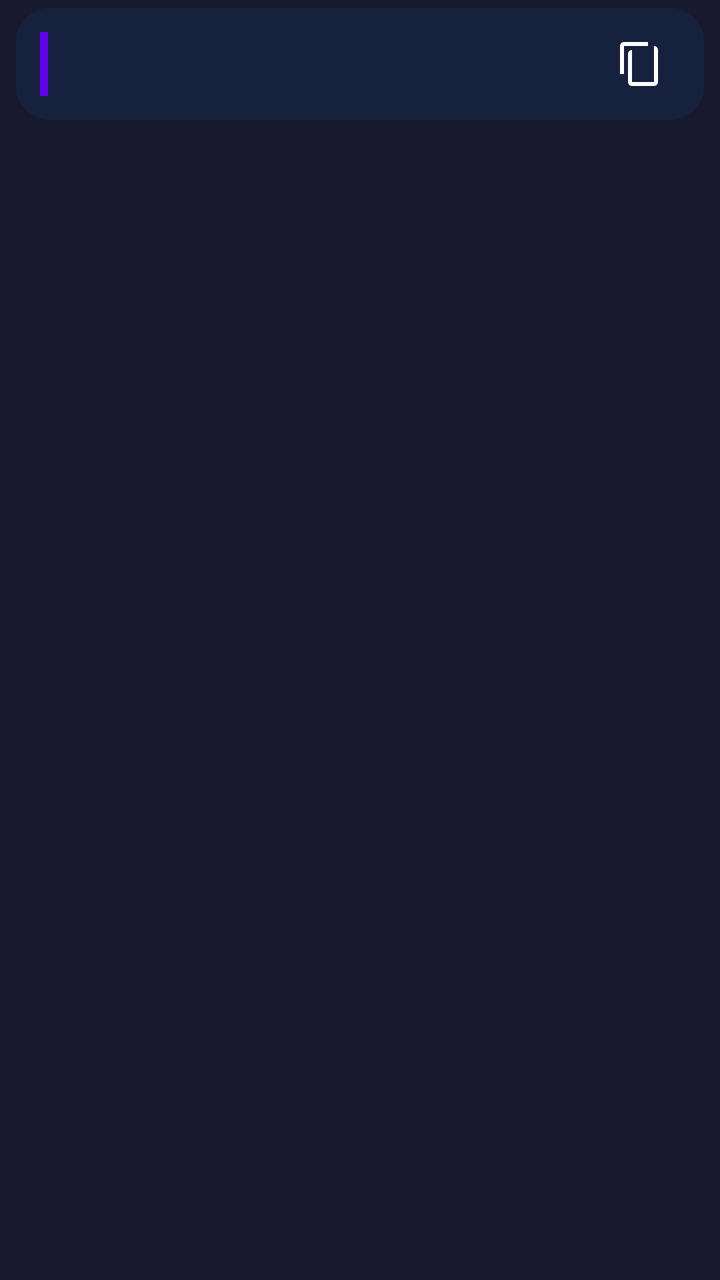
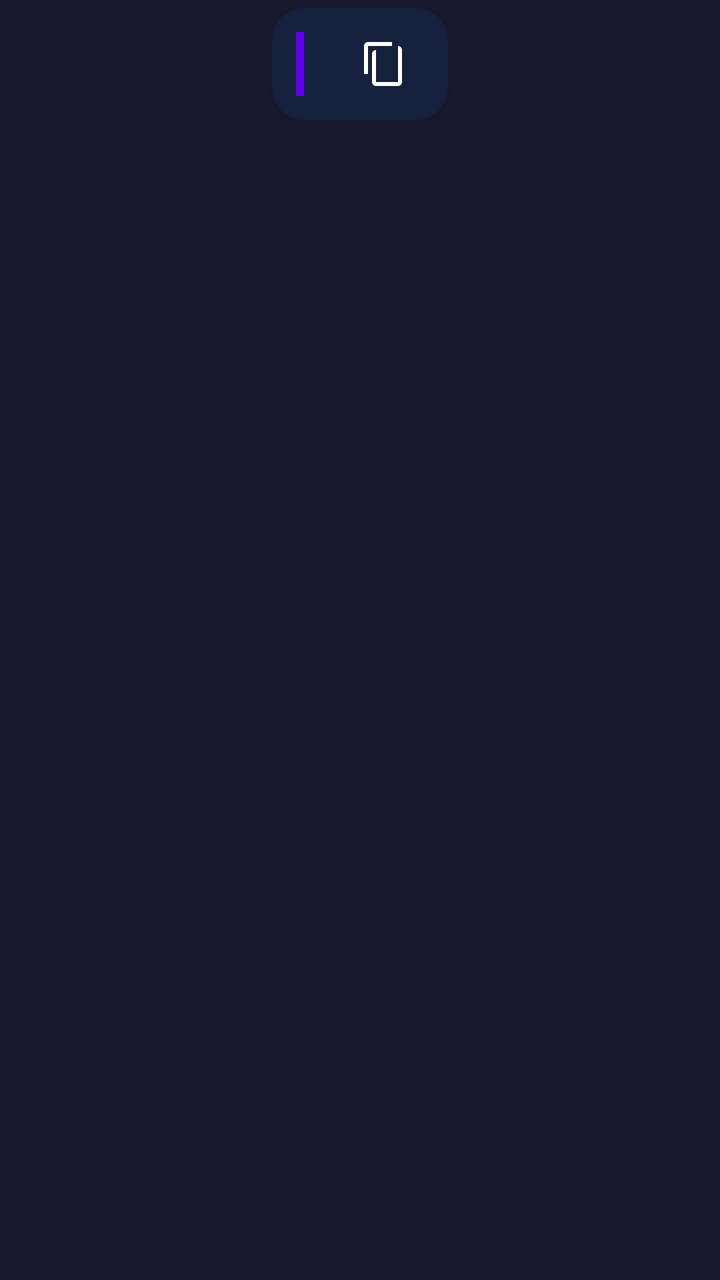

Before-and-after screenshots of an Android layout around one commit, followed by the original layout XML and the change that was made.
<!-- AndroidManifest.xml: application theme Theme.Calculator -->
<!-- res/layout/item_message.xml -->
<?xml version="1.0" encoding="utf-8"?>
<androidx.constraintlayout.widget.ConstraintLayout xmlns:android="http://schemas.android.com/apk/res/android"
    xmlns:app="http://schemas.android.com/apk/res-auto"
    android:layout_width="match_parent"
    android:layout_height="wrap_content"
    android:layout_marginVertical="4dp"
    android:layout_marginHorizontal="16dp">

    <com.google.android.material.card.MaterialCardView
        android:id="@+id/messageCard"
        android:layout_width="0dp"
        android:layout_height="wrap_content"
        android:layout_marginHorizontal="8dp"
        android:layout_marginVertical="4dp"
        android:maxWidth="320dp"
        app:cardCornerRadius="16dp"
        app:cardElevation="2dp"
        app:layout_constraintEnd_toEndOf="parent"
        app:layout_constraintStart_toStartOf="parent"
        app:layout_constraintTop_toTopOf="parent">

        <androidx.constraintlayout.widget.ConstraintLayout
            android:layout_width="match_parent"
            android:layout_height="wrap_content"
            android:padding="12dp">

            <View
                android:id="@+id/senderIndicator"
                android:layout_width="4dp"
                android:layout_height="0dp"
                android:background="@color/primary"
                app:layout_constraintBottom_toBottomOf="parent"
                app:layout_constraintStart_toStartOf="parent"
                app:layout_constraintTop_toTopOf="parent" />

            <TextView
                android:id="@+id/messageText"
                android:layout_width="0dp"
                android:layout_height="wrap_content"
                android:layout_marginStart="12dp"
                android:layout_marginEnd="12dp"
                android:layout_marginVertical="4dp"
                android:autoLink="web|email|phone|map"
                android:linksClickable="true"
                android:textColor="@android:color/white"
                android:textSize="15sp"
                app:layout_constraintEnd_toStartOf="@+id/copyButton"
                app:layout_constraintStart_toEndOf="@+id/senderIndicator"
                app:layout_constraintTop_toTopOf="parent" />

            <ImageButton
                android:id="@+id/copyButton"
                android:layout_width="32dp"
                android:layout_height="32dp"
                android:layout_marginEnd="4dp"
                android:background="@android:color/transparent"
                android:contentDescription="Copy"
                android:padding="4dp"
                android:scaleType="fitCenter"
                android:src="@drawable/ic_copy"
                app:layout_constraintBottom_toBottomOf="parent"
                app:layout_constraintEnd_toEndOf="parent"
                app:layout_constraintTop_toTopOf="parent" />

        </androidx.constraintlayout.widget.ConstraintLayout>
    </com.google.android.material.card.MaterialCardView>
</androidx.constraintlayout.widget.ConstraintLayout>
<!-- resources referenced by this layout -->
<resources>
  <color name="primary">#6200EE</color>
  <!-- drawable ic_copy (drawable) -->
  <vector xmlns:android="http://schemas.android.com/apk/res/android"
      android:width="24dp"
      android:height="24dp"
      android:viewportWidth="24"
      android:viewportHeight="24">
      <path
          android:fillColor="@android:color/white"
          android:pathData="M16,1H4c-1.1,0 -2,0.9 -2,2v14h2V3h12V1zm3,4H8c-1.1,0 -2,0.9 -2,2v14c0,1.1 0.9,2 2,2h11c1.1,0 2,-0.9 2,-2V5c0,-1.1 -0.9,-2 -2,-2zm0,16H8V5h11v14z"/>
  </vector>
  <style name="Theme.Calculator" parent="Theme.MaterialComponents.DayNight.DarkActionBar">
          
          <item name="colorPrimary">@color/primary</item>
          <item name="colorPrimaryVariant">@color/primary_variant</item>
          <item name="colorOnPrimary">@color/on_primary</item>
          
          <item name="colorSecondary">@color/secondary</item>
          <item name="colorSecondaryVariant">@color/secondary</item>
          <item name="colorOnSecondary">@color/on_primary</item>
          
          <item name="android:statusBarColor">@color/primary_variant</item>
          
          <item name="android:windowBackground">@color/background</item>
          <item name="colorSurface">@color/surface</item>
          <item name="colorOnSurface">@color/on_surface</item>
          <item name="android:windowLightStatusBar">false</item>
      </style>
  <color name="primary_variant">#3700B3</color>
  <color name="on_primary">#FFFFFF</color>
  <color name="secondary">#03DAC6</color>
  <color name="background">#1A1A2E</color>
  <color name="surface">#16213E</color>
  <color name="on_surface">#FFFFFF</color>
</resources>

<!-- the commit's change to res/layout/item_message.xml (unified diff, before → after) -->
@@ -8,7 +8,7 @@
 
     <com.google.android.material.card.MaterialCardView
         android:id="@+id/messageCard"
-        android:layout_width="0dp"
+        android:layout_width="wrap_content"
         android:layout_height="wrap_content"
         android:layout_marginHorizontal="8dp"
         android:layout_marginVertical="4dp"
<!-- resource entries referenced after the edit -->
@@ -11,7 +11,7 @@
           android:fillColor="@android:color/white"
           android:pathData="M16,1H4c-1.1,0 -2,0.9 -2,2v14h2V3h12V1zm3,4H8c-1.1,0 -2,0.9 -2,2v14c0,1.1 0.9,2 2,2h11c1.1,0 2,-0.9 2,-2V5c0,-1.1 -0.9,-2 -2,-2zm0,16H8V5h11v14z"/>
   </vector>
-  <style name="Theme.Calculator" parent="Theme.MaterialComponents.DayNight.DarkActionBar">
+  <style name="Theme.Calculator" parent="Theme.MaterialComponents.DayNight.NoActionBar">
           
           <item name="colorPrimary">@color/primary</item>
           <item name="colorPrimaryVariant">@color/primary_variant</item>
